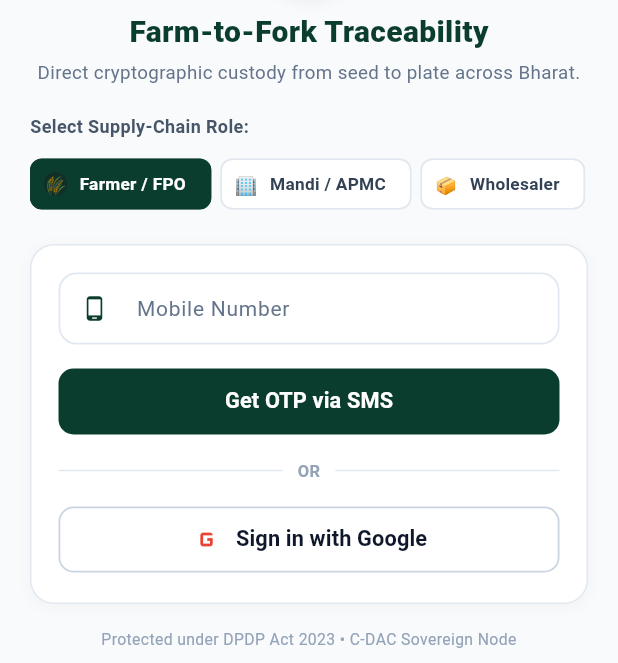
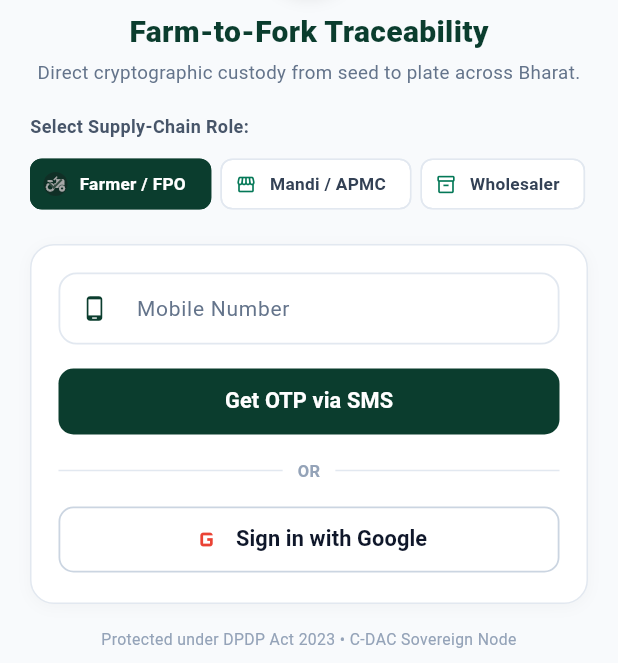
Before and after one commit to DevnetraConsultancy/annasutra, a Flutter app: the screen it shows after launch, on a phone screen of 412 x 824 dp, the part 209-872 px from its top. Run offline on Flutter 3.47's test engine with Material 3 defaults, Android fonts, the phone set to English and light mode, and no system bars; our stand-ins replace dio, flutter_riverpod, flutter_secure_storage, go_router, webview_flutter; missing offline and left inert: mobile_scanner.

Commit message:
style(mobile): replace all emojis with uniform premium Material icons

```diff
--- a/mobile/lib/features/home/presentation/home_screen.dart
+++ b/mobile/lib/features/home/presentation/home_screen.dart
@@ -33,12 +33,12 @@ class _HomeScreenState extends ConsumerState<HomeScreen> {
   final TextEditingController _otpController = TextEditingController();
   String _selectedRole = 'PRODUCER';
 
-  static const List<Map<String, String>> _roleOptions = [
-    {'code': 'PRODUCER', 'label': 'Farmer / FPO', 'icon': '🌾'},
-    {'code': 'AGGREGATOR', 'label': 'Mandi / APMC', 'icon': '🏢'},
-    {'code': 'WHOLESALER', 'label': 'Wholesaler', 'icon': '📦'},
-    {'code': 'DISTRIBUTOR', 'label': 'Distributor', 'icon': '🚚'},
-    {'code': 'RETAILER', 'label': 'Retailer Shop', 'icon': '🛒'},
+  static const List<Map<String, dynamic>> _roleOptions = [
+    {'code': 'PRODUCER', 'label': 'Farmer / FPO', 'icon': Icons.agriculture},
+    {'code': 'AGGREGATOR', 'label': 'Mandi / APMC', 'icon': Icons.storefront_outlined},
+    {'code': 'WHOLESALER', 'label': 'Wholesaler', 'icon': Icons.inventory_2_outlined},
+    {'code': 'DISTRIBUTOR', 'label': 'Distributor', 'icon': Icons.local_shipping_outlined},
+    {'code': 'RETAILER', 'label': 'Retailer Shop', 'icon': Icons.shopping_bag_outlined},
   ];
 
   static const Map<String, Map<String, String>> _strings = {
@@ -1044,10 +1044,14 @@ class _HomeScreenState extends ConsumerState<HomeScreen> {
                     return Padding(
                       padding: const EdgeInsets.only(right: 6),
                       child: ChoiceChip(
-                        avatar: Text(r['icon'] ?? '', style: const TextStyle(fontSize: 12)),
-                        label: Text(r['label'] ?? ''),
+                        avatar: Icon(
+                          r['icon'] as IconData,
+                          size: 14,
+                          color: isSel ? Colors.white : const Color(0xFF047857),
+                        ),
+                        label: Text(r['label'] as String),
                         selected: isSel,
-                        onSelected: (_) => setState(() => _selectedRole = r['code']!),
+                        onSelected: (_) => setState(() => _selectedRole = r['code'] as String),
                         selectedColor: const Color(0xFF0B3D2E),
                         backgroundColor: Colors.white,
                         side: BorderSide(color: isSel ? const Color(0xFF0B3D2E) : const Color(0xFFE2E8F0)),
```
